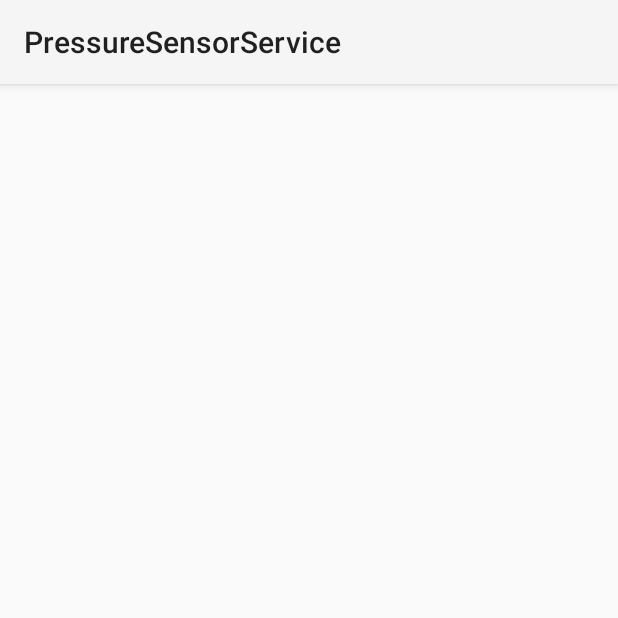
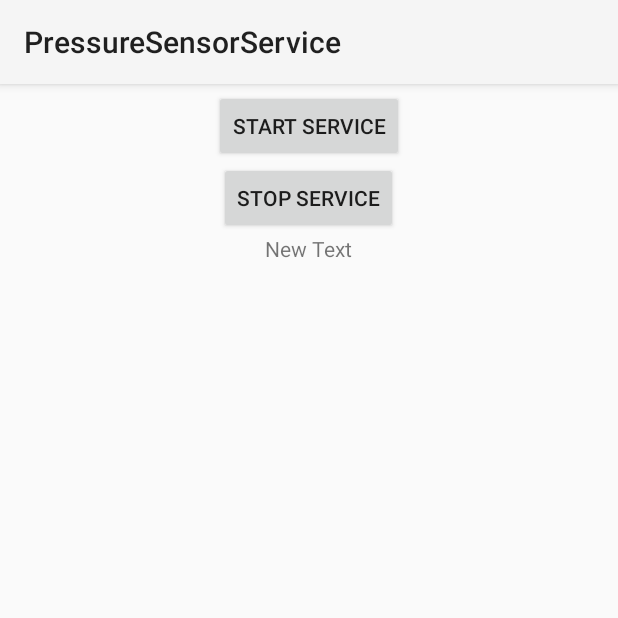
Before and after one commit to dakoner/PressureSensorService, an Android app: the screen it shows after launch (MainActivity), on a phone screen of 412 x 824 dp, the top half of it. Run offline under Robolectric (Android 15) with nearby library versions, the phone set to English and light mode, and no system bars.

Commit message:
Make a mostly-working app and service.

```diff
--- a/app/src/main/java/com/google/android/apps/pressuresensorservice/MainActivity.java
+++ b/app/src/main/java/com/google/android/apps/pressuresensorservice/MainActivity.java
@@ -2,28 +2,80 @@ package com.google.android.apps.pressuresensorservice;
 
 
 import android.app.Activity;
+import android.content.BroadcastReceiver;
 import android.content.Context;
 import android.content.Intent;
+import android.content.IntentFilter;
 import android.os.Bundle;
+import android.view.View;
+import android.widget.Button;
+import android.widget.TextView;
 import android.widget.Toast;
 
 public class MainActivity extends Activity {
 
+    private BroadcastReceiver receiver = new BroadcastReceiver() {
+        @Override
+        public void onReceive(Context context, Intent intent) {
+            String pressureString = intent.getStringExtra(PressureSensorService.EXTRA_KEY_IN);
+            TextView view = (TextView)findViewById(R.id.textView);
+            view.setText(pressureString);
+
+            CharSequence text = "Got pressure reading: " + pressureString;
+            int duration = Toast.LENGTH_SHORT;
+            Toast toast = Toast.makeText(context, text, duration);
+            toast.show();
+        }
+    };
+
+    @Override
+    protected void onResume() {
+        IntentFilter filter = new IntentFilter();
+        filter.addAction("com.google.android.apps.pressuresensorservice.OnPressure");
+        registerReceiver(receiver, filter);
+        super.onResume();
+    }
+
+    @Override
+    protected void onPause() {
+        unregisterReceiver(receiver);
+        super.onPause();
+    }
+
     @Override
     protected void onCreate(Bundle savedInstanceState) {
+        super.onCreate(savedInstanceState);
+        setContentView(R.layout.main_activity);
+        Context context = getApplicationContext();
+        context.startService(new Intent(context, PressureSensorService.class));
 
-        super.onCreate(savedInstanceState);
-
-        Context context = getApplicationContext();
-        CharSequence text = "Starting service via MainActivity";
-        int duration = Toast.LENGTH_SHORT;
-        Toast toast = Toast.makeText(context, text, duration);
-        toast.show();
-
-        Intent intent2 = new Intent(context, PressureSensorService.class);
-        context.startService(intent2);
-
-//        finish();
+        // Watch for button clicks.
+        Button button = (Button)findViewById(R.id.start);
+        button.setOnClickListener(mStartListener);
+        button = (Button)findViewById(R.id.stop);
+        button.setOnClickListener(mStopListener);
     }
 
+    private View.OnClickListener mStartListener = new View.OnClickListener() {
+        public void onClick(View v) {
+            // Make sure the service is started.  It will continue running
+            // until someone calls stopService().  The Intent we use to find
+            // the service explicitly specifies our service component, because
+            // we want it running in our own process and don't want other
+            // applications to replace it.
+            startService(new Intent(MainActivity.this,
+                    PressureSensorService.class));
+        }
+    };
+
+    private View.OnClickListener mStopListener = new View.OnClickListener() {
+        public void onClick(View v) {
+            // Cancel a previous call to startService().  Note that the
+            // service will not actually stop at this point if there are
+            // still bound clients.
+            stopService(new Intent(MainActivity.this,
+                    PressureSensorService.class));
+        }
+    };
+
 }
--- /dev/null
+++ b/app/src/main/res/layout/main_activity.xml
@@ -0,0 +1,26 @@
+<?xml version="1.0" encoding="utf-8"?>
+
+<LinearLayout xmlns:android="http://schemas.android.com/apk/res/android" android:orientation="vertical" android:padding="4dip"
+    android:gravity="center_horizontal"
+    android:layout_width="match_parent" android:layout_height="match_parent">
+
+
+    <Button android:id="@+id/start"
+        android:layout_width="wrap_content" android:layout_height="wrap_content"
+        android:text="@string/start_service">
+        <requestFocus />
+    </Button>
+
+    <Button android:id="@+id/stop"
+        android:layout_width="wrap_content" android:layout_height="wrap_content"
+        android:text="@string/stop_service">
+    </Button>
+
+    <TextView
+        android:layout_width="wrap_content"
+        android:layout_height="wrap_content"
+        android:text="New Text"
+        android:id="@+id/textView"
+        android:layout_gravity="center_horizontal" />
+
+</LinearLayout>
--- a/app/src/main/res/values/strings.xml
+++ b/app/src/main/res/values/strings.xml
@@ -1,3 +1,5 @@
 <resources>
     <string name="app_name">PressureSensorService</string>
+    <string name="start_service">Start Service</string>
+    <string name="stop_service">Stop Service</string>
 </resources>
```
Also changed, not shown: app/src/main/AndroidManifest.xml (+6 -1 lines), app/src/main/java/com/google/android/apps/pressuresensorservice/BasePressureSensorEventListener.java (+11 -2 lines), app/src/main/java/com/google/android/apps/pressuresensorservice/FakePressureSensorEventListener.java (+16 -9 lines), app/src/main/java/com/google/android/apps/pressuresensorservice/PressureSensorEventListener.java (+15 -9 lines), app/src/main/java/com/google/android/apps/pressuresensorservice/PressureSensorService.java (+17 -28 lines).
